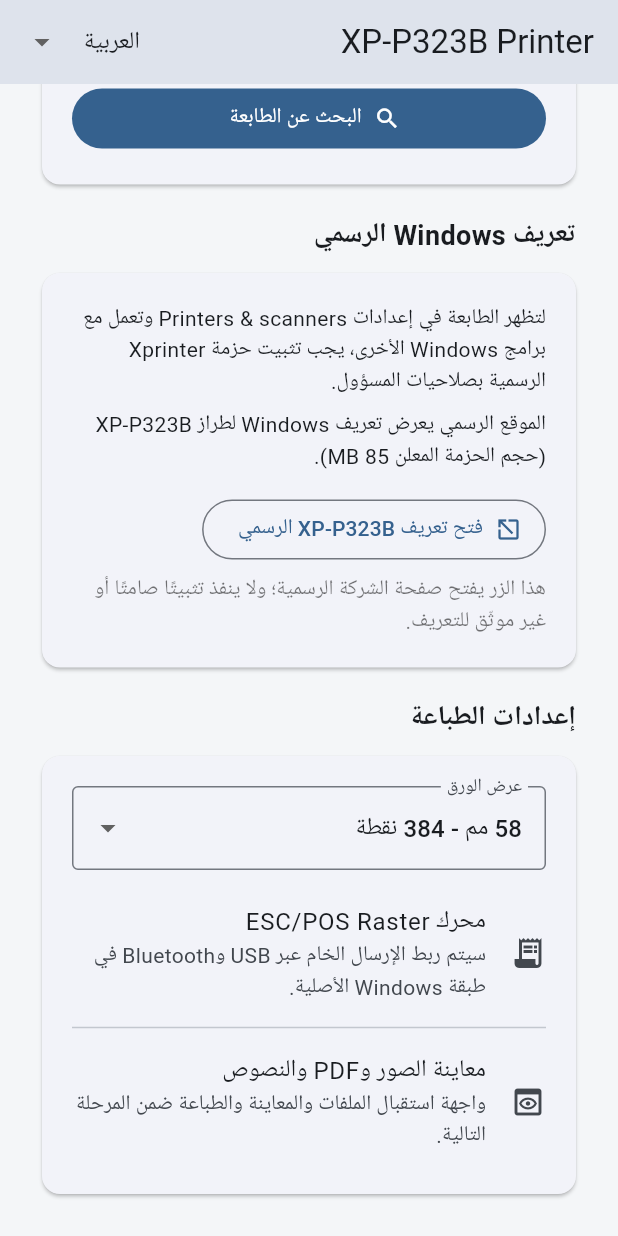
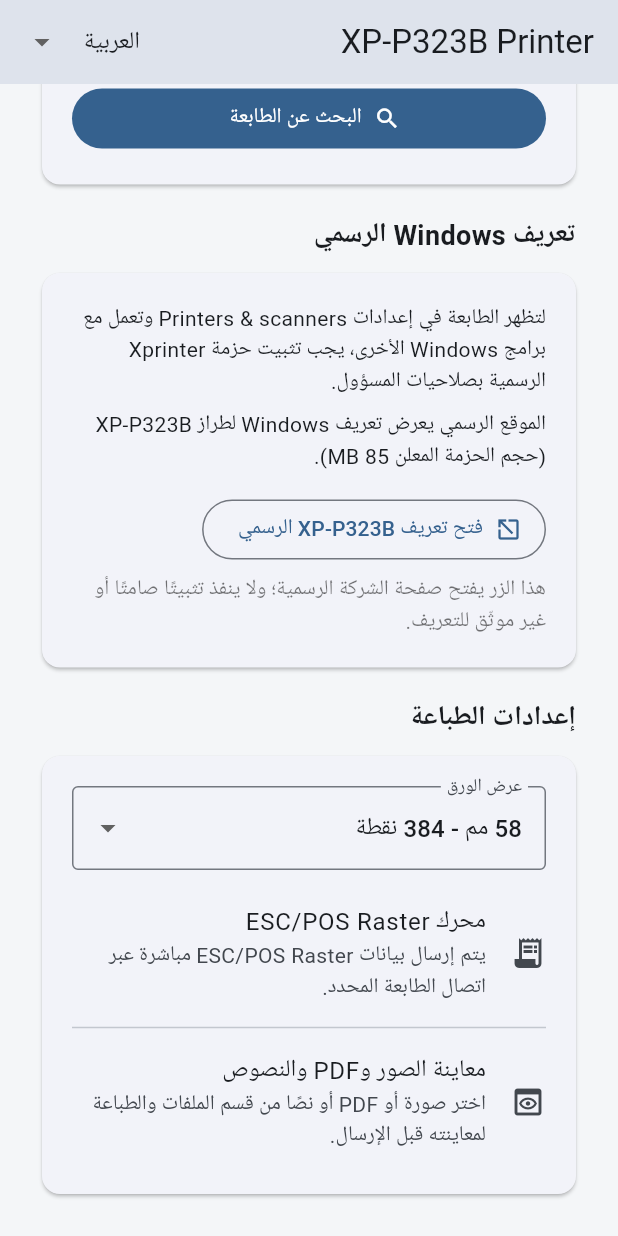
Before and after one commit to mohamedshabankasem-git/XP-P323B-windows, a Flutter app: the screen it shows after launch, scrolled down 641 dp, on a phone screen of 412 x 824 dp. Run offline on Flutter 3.47's test engine with Material 3 defaults, Android fonts, the phone set to English and light mode, and no system bars; our stand-ins replace file_picker, material_ui; missing offline and left inert: pdfx.

Commit message:
Update printer screen to reflect the connected print workflow

```diff
--- a/lib/main.dart
+++ b/lib/main.dart
@@ -452,7 +452,7 @@ class _PrinterHomePageState extends State<PrinterHomePage> {
                             leading: Icon(Icons.receipt_long),
                             title: Text('محرك ESC/POS Raster'),
                             subtitle: Text(
-                                'سيتم ربط الإرسال الخام عبر USB وBluetooth في طبقة Windows الأصلية.'),
+                                'يتم إرسال بيانات ESC/POS Raster مباشرة عبر اتصال الطابعة المحدد.'),
                           ),
                           const Divider(),
                           const ListTile(
@@ -460,7 +460,7 @@ class _PrinterHomePageState extends State<PrinterHomePage> {
                             leading: Icon(Icons.preview_outlined),
                             title: Text('معاينة الصور وPDF والنصوص'),
                             subtitle: Text(
-                                'واجهة استقبال الملفات والمعاينة والطباعة ضمن المرحلة التالية.'),
+                                'اختر صورة أو PDF أو نصًا من قسم الملفات والطباعة لمعاينته قبل الإرسال.'),
                           ),
                         ],
                       ),
```
